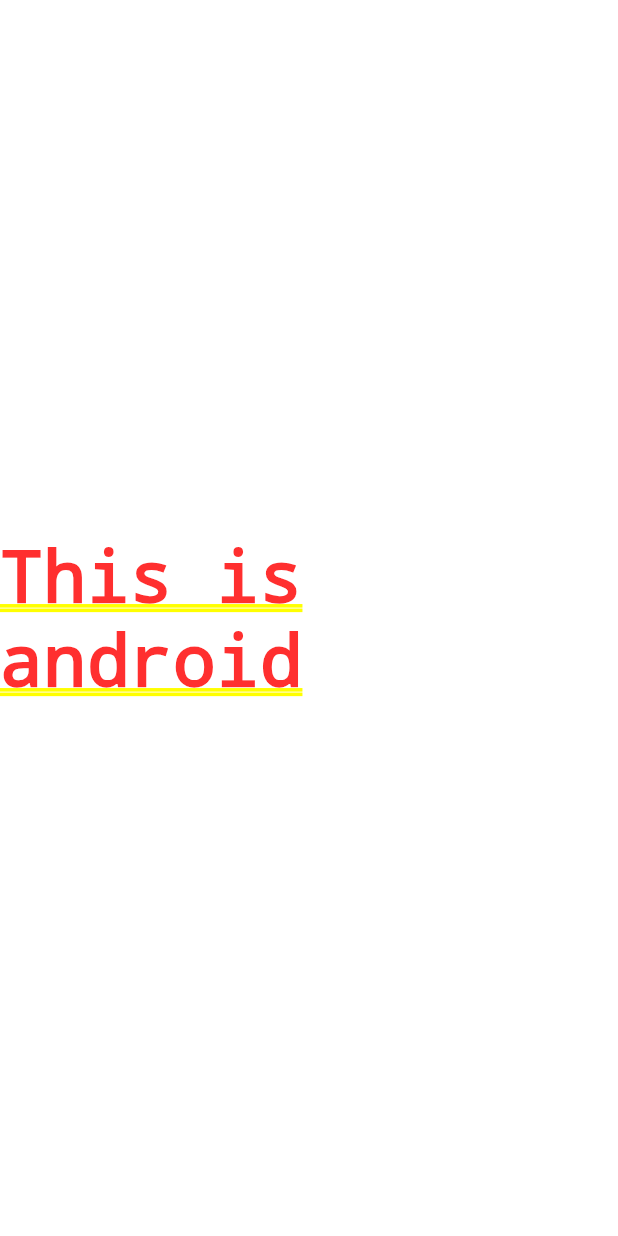
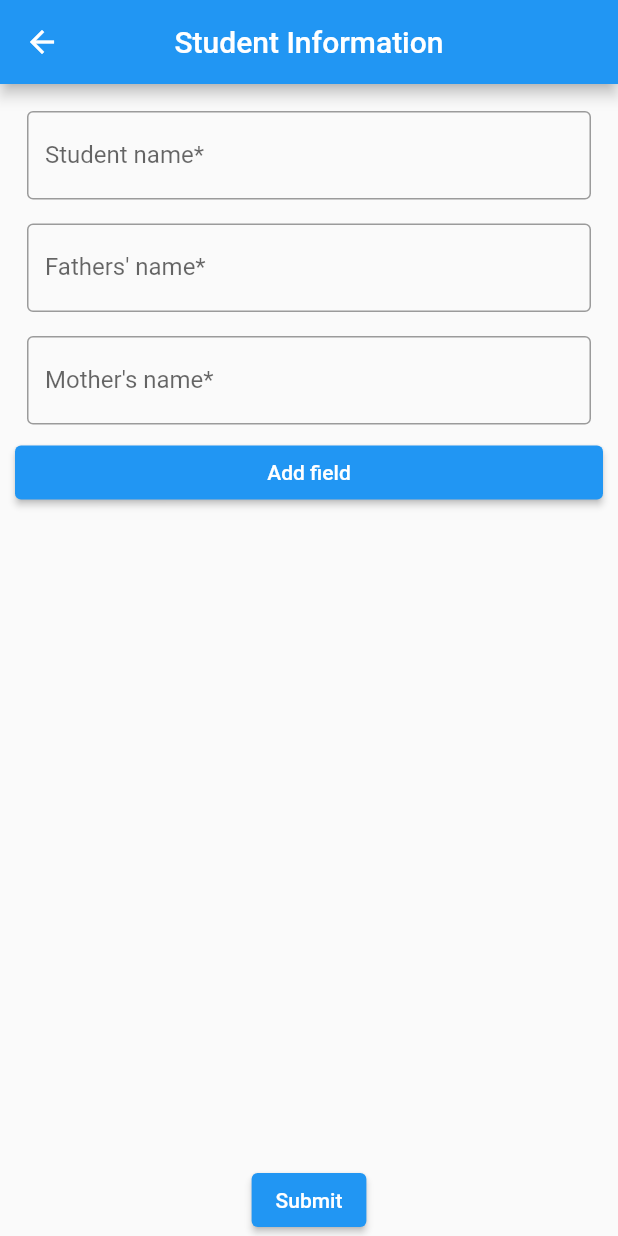
Before and after one commit to mazedul-ru-cse/customized_form, a Flutter app: the screen it shows after launch, after a tap on "Form", on a phone screen of 412 x 824 dp. Run offline on Flutter 3.47's test engine with Material 2 defaults, Android fonts, the phone set to English and light mode, and no system bars; our stand-ins replace bloc, flutter_bloc.

Commit message:
Added custom field in form

```diff
--- a/lib/android_form.dart
+++ b/lib/android_form.dart
@@ -1,4 +1,7 @@
+import 'package:customized_form/state_management/android/cubit/android_form_cubit.dart';
+import 'package:customized_form/store_form_data.dart';
 import 'package:flutter/material.dart';
+import 'package:flutter_bloc/flutter_bloc.dart';
 
 class AndroidForm extends StatefulWidget {
   const AndroidForm({Key? key}) : super(key: key);
@@ -10,6 +13,69 @@
 class _AndroidFormState extends State<AndroidForm> {
   @override
   Widget build(BuildContext context) {
-    return const Center(child: Text("This is android"));
+    return Scaffold(
+      appBar:AppBar(
+        title :const Text("Student Information"),
+        centerTitle: true,
+      ),
+
+      body: BlocProvider(
+        create: (context)=> AndroidFormCubit(),
+        child: getFrom(),
+
+      ),
+
+    );
   }
+
+  Widget getFrom(){
+    return Column(
+      children: [
+        Expanded(
+          child: BlocBuilder<AndroidFormCubit,AndroidFormInitial>(
+              builder: (context,state){
+                return Container(
+                  margin: EdgeInsets.all(10),
+                  child: ListView.builder(
+                      itemCount: state.formFields.length+1,
+                      itemBuilder: (context,index){
+                        // return Card(
+                        //   elevation: 3,
+                        //   child: ListTile(
+                        //     leading: Text(index.toString()),
+                        //     title: Text(state.friendsName[index]),
+                        //     trailing: IconButton(icon: Icon(Icons.remove,color: Colors.red,), onPressed: ()=> BlocProvider.of<AndroidFormCubit>(context).removeAFriend(index)),
+                        //   ),
+                        // );
+
+                        if(index == state.formFields.length){
+                          return ElevatedButton(onPressed: ()=> BlocProvider.of<AndroidFormCubit>(context).addNewFriend(index), child: Text("Add field"));
+                        }
+                        return state.formFields[index];
+                      }
+                  ),
+                );
+              }
+          ),
+        ),
+
+        //Submit button
+        ElevatedButton(onPressed: ()=> printFormInfo(), child: Text("Submit"))
+
+      ],
+    );
+
+
+  }
+
+  //Print the form information in console
+  void printFormInfo() {
+
+    StoreFromData.formInfo.forEach((key, value) {
+
+      print("$key : $value");
+    });
+
+  }
+
 }
--- a/lib/main.dart
+++ b/lib/main.dart
@@ -31,9 +31,12 @@
 
       body: Center(
           child: ElevatedButton(child: const Text("Form"),onPressed: (){
+
+            //for windows
             if (defaultTargetPlatform == TargetPlatform.windows){
               Navigator.push(context, MaterialPageRoute(builder: (context)=> const AndroidForm()));}
 
+            // for mobile
             else if (defaultTargetPlatform == TargetPlatform.android){
               Navigator.push(context, MaterialPageRoute(builder: (context)=> const AndroidForm()));
             }
--- /dev/null
+++ b/lib/state_management/android/cubit/android_form_cubit.dart
@@ -0,0 +1,195 @@
+import 'package:bloc/bloc.dart';
+import 'package:customized_form/store_form_data.dart';
+import 'package:flutter/material.dart';
+
+part 'android_form_state.dart';
+
+
+class Fields {
+  static List<Widget> formFields =
+  [
+
+    //Student name field
+    Padding(
+      padding: const EdgeInsets.all(8.0),
+      child: TextField(
+        decoration: InputDecoration(
+          border: OutlineInputBorder(),
+          hintText: "Student name",
+          labelText: "Student name*"
+        ),
+
+        onChanged: (value) => StoreFromData.formInfo.addAll({"Student Name":value}),
+      ),
+    ),
+
+    //Father's name field
+    Padding(
+      padding: const EdgeInsets.all(8.0),
+      child: TextField(
+        decoration: InputDecoration(
+            border: OutlineInputBorder(),
+            hintText: "Fathers' name",
+            labelText: "Fathers' name*"
+        ),
+        onChanged: (value) => StoreFromData.formInfo.addAll({"Fathers' name":value}),
+      ),
+    ),
+
+    //Mother's name field
+    Padding(
+      padding: const EdgeInsets.all(8.0),
+      child: TextField(
+        decoration: InputDecoration(
+            border: OutlineInputBorder(),
+            hintText: "Mother's name",
+            labelText: "Mother's name*"
+        ),
+        onChanged: (value) => StoreFromData.formInfo.addAll({"Mother's name":value}),
+      ),
+    ),
+
+
+  ];
+}
+
+class AndroidFormCubit extends Cubit<AndroidFormInitial> {
+  AndroidFormCubit() : super(AndroidFormInitial(formFields: Fields.formFields));
+
+  void addNewFriend(int index){
+    final field = state.formFields;
+    field.insert(index, customField(index));
+    emit(AndroidFormInitial(formFields: field));
+  }
+
+ Widget customField(int index){
+
+   String fieldType = 'Select field type';
+   String fieldName = "";
+
+   final field = state.formFields;
+
+    return Card(
+      margin: EdgeInsets.all(10),
+      elevation: 5,
+      child: Column(
+
+       children: [
+
+         Row(
+           children: [
+             Flexible(
+               flex: 2,
+                 child: Padding(
+                   padding: const EdgeInsets.all(5.0),
+                   child: Text("Field Name : "),
+                 )),
+
+             Flexible(
+               flex: 4,
+               child: Padding(
+                 padding: const EdgeInsets.all(5.0),
+                 child: TextField(
+                   decoration: InputDecoration(
+                   ),
+                   onChanged: (value){
+                     fieldName = value;
+                   },
+                 ),
+
+               ),
+             ),
+           ],
+         ),
+
+         SizedBox(height: 10,),
+
+         Row(
+           children: [
+             Flexible(
+               flex: 2,
+               child: Padding(
+                 padding: const EdgeInsets.all(5.0),
+                 child: Text("Field Type : "),
+               ),
+             ),
+
+             Flexible(
+               flex: 4,
+               child: Padding(
+                 padding: const EdgeInsets.all(8.0),
+                 child: DropdownButton<String>(
+                   value: fieldType,
+                   items: <String>['Select field type','Text Field', 'Time Picker', 'Date Picker', 'DropDown'].map<DropdownMenuItem<String>>((String value) {
+                     return DropdownMenuItem<String>(
+                       value: value,
+                       child: Text(value));}).toList(),
+                       onChanged: (String? newValue) {
+
+                         fieldType = newValue!;
+                       },
+                 ),
+               ),
+             ),
+
+           ],
+         ),
+
+         SizedBox(height: 10,),
+
+         Row(
+           mainAxisAlignment: MainAxisAlignment.spaceEvenly,
+           children: [
+             TextButton(onPressed: (){
+
+               field.removeAt(index);
+               emit(AndroidFormInitial(formFields: field));
+
+             }, child: Text("Close",style: TextStyle(color: Colors.white)),style: ButtonStyle(backgroundColor: MaterialStateProperty.all(Colors.green.shade600)),),
+             TextButton(onPressed: (){
+
+
+               if(fieldType.contains("Text Field")){
+
+                 field.insert(index, getTextField(fieldName));
+               }
+
+               else if(fieldType.contains("Time Picker")){
+
+               }
+               else if(fieldType.contains("Date Picker")){
+
+               }
+               else if(fieldType.contains("DropDown")){
+
+               }
+
+               field.removeAt(index+1);
+               emit(AndroidFormInitial(formFields: field));
+
+             }, child: Text("Save",style:TextStyle(color: Colors.white)),style: ButtonStyle(backgroundColor: MaterialStateProperty.all(Colors.indigoAccent.shade400))),
+           ],
+         ),
+       ],
+
+      ),
+    );
+ }
+
+  Widget getTextField(String fieldName) {
+
+    return Padding(
+      padding: const EdgeInsets.all(8.0),
+      child: TextField(
+        decoration: InputDecoration(
+            border: const OutlineInputBorder(),
+            hintText: fieldName,
+            labelText: "$fieldName*"
+        ),
+        onChanged: (value) => StoreFromData.formInfo.addAll({fieldName:value}),
+      ),
+    );
+  }
+
+
+}
--- /dev/null
+++ b/lib/state_management/android/cubit/android_form_state.dart
@@ -0,0 +1,8 @@
+part of 'android_form_cubit.dart';
+
+
+class AndroidFormInitial{
+
+  List<Widget> formFields;
+  AndroidFormInitial({required this.formFields});
+}
--- /dev/null
+++ b/lib/state_management/desktop/cubit/desktop_form_state.dart
@@ -0,0 +1,6 @@
+part of 'desktop_form_cubit.dart';
+
+@immutable
+abstract class DesktopFormState {}
+
+class DesktopFormInitial extends DesktopFormState {}
--- /dev/null
+++ b/lib/store_form_data.dart
@@ -0,0 +1,5 @@
+class StoreFromData{
+
+  static Map<String,String> formInfo = {};
+
+}
```
Also changed, not shown: lib/state_management/desktop/cubit/desktop_form_cubit.dart (added, +8 -0 lines), pubspec.yaml (+2 -32 lines), pubspec.lock.
